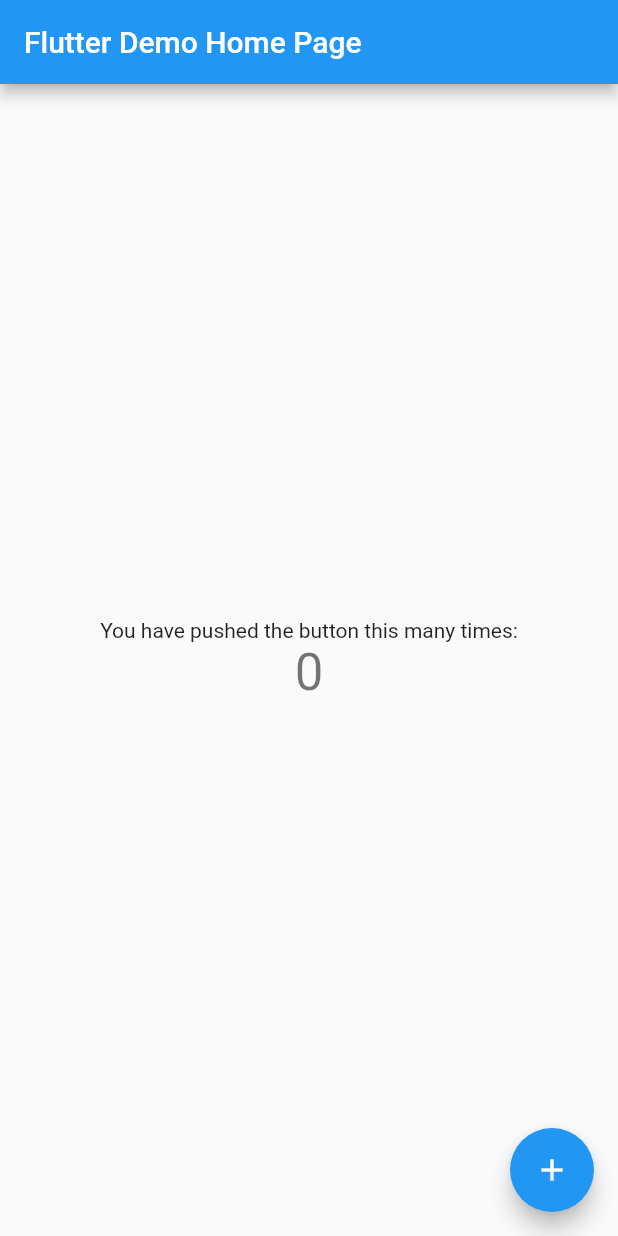
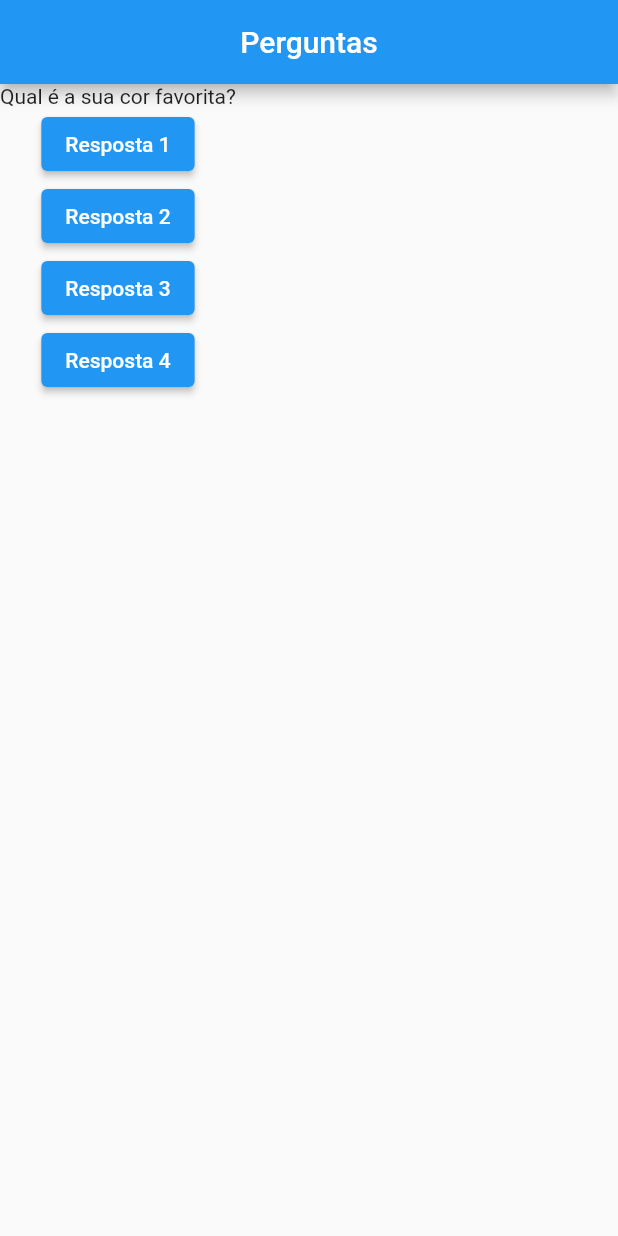
Before and after one commit to Caiocr8/flutter_questionario, a Flutter app: the screen it shows after launch, on a phone screen of 412 x 824 dp. Run offline on Flutter 3.47's test engine with Material 2 defaults, Android fonts, the light colour scheme and no system bars.

Commit message:
ESCOPO DA APLICAÇÃO

```diff
--- a/lib/main.dart
+++ b/lib/main.dart
@@ -1,115 +1,50 @@
 import 'package:flutter/material.dart';
 
-void main() {
-  runApp(const MyApp());
-}
+main() => runApp(new PerguntaApp());
 
-class MyApp extends StatelessWidget {
-  const MyApp({Key? key}) : super(key: key);
 
-  // This widget is the root of your application.
-  @override
-  Widget build(BuildContext context) {
-    return MaterialApp(
-      title: 'Flutter Demo',
-      theme: ThemeData(
-        // This is the theme of your application.
-        //
-        // Try running your application with "flutter run". You'll see the
-        // application has a blue toolbar. Then, without quitting the app, try
-        // changing the primarySwatch below to Colors.green and then invoke
-        // "hot reload" (press "r" in the console where you ran "flutter run",
-        // or simply save your changes to "hot reload" in a Flutter IDE).
-        // Notice that the counter didn't reset back to zero; the application
-        // is not restarted.
-        primarySwatch: Colors.blue,
-      ),
-      home: const MyHomePage(title: 'Flutter Demo Home Page'),
-    );
-  }
-}
+class PerguntaApp extends StatelessWidget {
 
-class MyHomePage extends StatefulWidget {
-  const MyHomePage({Key? key, required this.title}) : super(key: key);
-
-  // This widget is the home page of your application. It is stateful, meaning
-  // that it has a State object (defined below) that contains fields that affect
-  // how it looks.
-
-  // This class is the configuration for the state. It holds the values (in this
-  // case the title) provided by the parent (in this case the App widget) and
-  // used by the build method of the State. Fields in a Widget subclass are
-  // always marked "final".
-
-  final String title;
-
-  @override
-  State<MyHomePage> createState() => _MyHomePageState();
-}
-
-class _MyHomePageState extends State<MyHomePage> {
-  int _counter = 0;
-
-  void _incrementCounter() {
-    setState(() {
-      // This call to setState tells the Flutter framework that something has
-      // changed in this State, which causes it to rerun the build method below
-      // so that the display can reflect the updated values. If we changed
-      // _counter without calling setState(), then the build method would not be
-      // called again, and so nothing would appear to happen.
-      _counter++;
-    });
+  void responder() {
+    print('Pergunta Respondida!');
   }
 
   @override
   Widget build(BuildContext context) {
-    // This method is rerun every time setState is called, for instance as done
-    // by the _incrementCounter method above.
-    //
-    // The Flutter framework has been optimized to make rerunning build methods
-    // fast, so that you can just rebuild anything that needs updating rather
-    // than having to individually change instances of widgets.
-    return Scaffold(
-      appBar: AppBar(
-        // Here we take the value from the MyHomePage object that was created by
-        // the App.build method, and use it to set our appbar title.
-        title: Text(widget.title),
-      ),
-      body: Center(
-        // Center is a layout widget. It takes a single child and positions it
-        // in the middle of the parent.
-        child: Column(
-          // Column is also a layout widget. It takes a list of children and
-          // arranges them vertically. By default, it sizes itself to fit its
-          // children horizontally, and tries to be as tall as its parent.
-          //
-          // Invoke "debug painting" (press "p" in the console, choose the
-          // "Toggle Debug Paint" action from the Flutter Inspector in Android
-          // Studio, or the "Toggle Debug Paint" command in Visual Studio Code)
-          // to see the wireframe for each widget.
-          //
-          // Column has various properties to control how it sizes itself and
-          // how it positions its children. Here we use mainAxisAlignment to
-          // center the children vertically; the main axis here is the vertical
-          // axis because Columns are vertical (the cross axis would be
-          // horizontal).
-          mainAxisAlignment: MainAxisAlignment.center,
-          children: <Widget>[
-            const Text(
-              'You have pushed the button this many times:',
+    final perguntas = [
+      'Qual é a sua cor favorita?',
+      'Qual é o seu animal favorito?',
+    ];
+
+    return MaterialApp(
+      home: Scaffold(
+        appBar: AppBar(
+          title: Center(
+            child: Text("Perguntas"),
+          ),
+        ),
+        body: Column(
+          children: [
+            Text(perguntas[0]),
+            ElevatedButton(
+              child: Text('Resposta 1'),
+              onPressed: responder,
             ),
-            Text(
-              '$_counter',
-              style: Theme.of(context).textTheme.headline4,
+            ElevatedButton(
+              child: Text('Resposta 2'),
+              onPressed: responder,
+            ),
+            ElevatedButton(
+              child: Text('Resposta 3'),
+              onPressed: responder,
+            ),
+            ElevatedButton(
+              child: Text('Resposta 4'),
+              onPressed: responder,
             ),
           ],
         ),
       ),
-      floatingActionButton: FloatingActionButton(
-        onPressed: _incrementCounter,
-        tooltip: 'Increment',
-        child: const Icon(Icons.add),
-      ), // This trailing comma makes auto-formatting nicer for build methods.
     );
   }
 }
```
Also changed, not shown: 1 other file.
